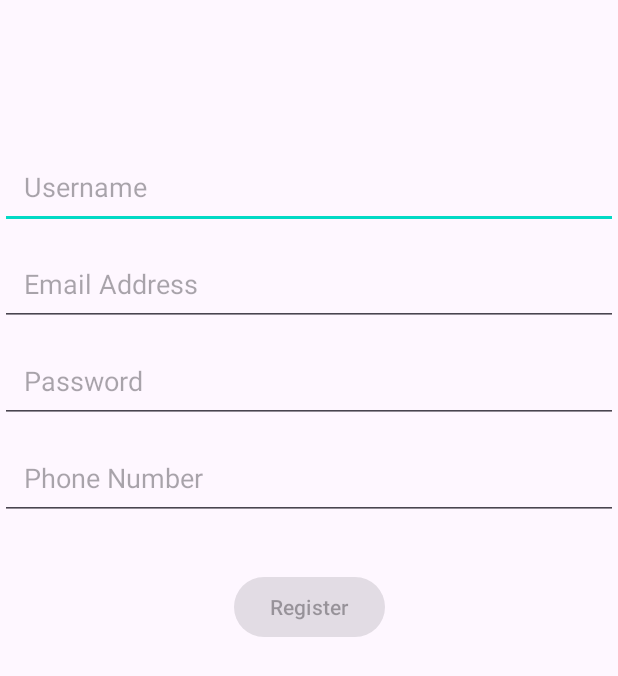
After one commit to lolzxc/Project-Catfish, an Android app: the layout activity_signup.xml on its own in the app's theme, with its tools: preview values and no code run, on a phone screen of 412 x 824 dp. The commit adds this screen. Shown: the top 676 px of the screen. Run offline under Robolectric (Android 15) with nearby library versions, the phone set to English and light mode, and no system bars.

Commit message:
signup changes

```diff
--- a/app/src/main/res/layout-w1240dp/activity_login.xml
+++ b/app/src/main/res/layout-w1240dp/activity_login.xml
@@ -12,7 +12,7 @@
     tools:context=".ui.login.LoginActivity">
 
     <EditText
-        android:id="@+id/username"
+        android:id="@+id/email"
         android:layout_width="0dp"
         android:layout_height="wrap_content"
         android:layout_marginTop="96dp"
@@ -35,7 +35,7 @@
         android:selectAllOnFocus="true"
         app:layout_constraintEnd_toEndOf="parent"
         app:layout_constraintStart_toStartOf="parent"
-        app:layout_constraintTop_toBottomOf="@+id/username" />
+        app:layout_constraintTop_toBottomOf="@+id/email" />
 
     <Button
         android:id="@+id/login"
--- a/app/src/main/res/layout-w936dp/activity_login.xml
+++ b/app/src/main/res/layout-w936dp/activity_login.xml
@@ -18,7 +18,7 @@
         app:layout_constraintStart_toStartOf="parent">
 
         <EditText
-            android:id="@+id/username"
+            android:id="@+id/email"
             android:layout_width="0dp"
             android:layout_height="wrap_content"
             android:layout_marginTop="96dp"
@@ -41,7 +41,7 @@
             android:selectAllOnFocus="true"
             app:layout_constraintEnd_toEndOf="parent"
             app:layout_constraintStart_toStartOf="parent"
-            app:layout_constraintTop_toBottomOf="@+id/username" />
+            app:layout_constraintTop_toBottomOf="@+id/email" />
 
         <Button
             android:id="@+id/login"
--- a/app/src/main/res/layout/activity_login.xml
+++ b/app/src/main/res/layout/activity_login.xml
@@ -8,24 +8,8 @@
 
     tools:context=".ui.login.LoginActivity">
 
-    <com.google.android.material.appbar.AppBarLayout
-        android:layout_width="match_parent"
-        android:layout_height="60dp"
-        app:layout_constraintTop_toTopOf="parent"
-        tools:layout_editor_absoluteX="16dp">
-
-        <com.google.android.material.appbar.MaterialToolbar
-            android:id="@+id/topAppBar"
-            android:layout_width="match_parent"
-            android:layout_height="?attr/actionBarSize"
-            app:title="Log In"
-            app:navigationIcon="@drawable/ic_baseline_arrow_back_24"
-
-            />
-
-    </com.google.android.material.appbar.AppBarLayout>
     <EditText
-        android:id="@+id/username"
+        android:id="@+id/email"
         android:layout_width="0dp"
         android:layout_height="wrap_content"
         android:layout_marginTop="96dp"
@@ -52,7 +36,7 @@
         android:selectAllOnFocus="true"
         app:layout_constraintEnd_toEndOf="parent"
         app:layout_constraintStart_toStartOf="parent"
-        app:layout_constraintTop_toBottomOf="@+id/username"
+        app:layout_constraintTop_toBottomOf="@+id/email"
         android:paddingLeft="@dimen/activity_horizontal_margin"
         android:paddingTop="@dimen/activity_vertical_margin"
         android:paddingRight="@dimen/activity_horizontal_margin"
--- /dev/null
+++ b/app/src/main/res/layout/activity_signup.xml
@@ -0,0 +1,93 @@
+<?xml version="1.0" encoding="utf-8"?>
+<androidx.constraintlayout.widget.ConstraintLayout xmlns:android="http://schemas.android.com/apk/res/android"
+    xmlns:app="http://schemas.android.com/apk/res-auto"
+    xmlns:tools="http://schemas.android.com/tools"
+    android:layout_width="match_parent"
+    android:layout_height="match_parent">
+
+    <EditText
+        android:id="@+id/username"
+        android:layout_width="0dp"
+        android:layout_height="wrap_content"
+        android:layout_marginTop="96dp"
+        android:ems="10"
+        android:hint="Username"
+        android:inputType="textPersonName"
+        android:paddingLeft="@dimen/activity_horizontal_margin"
+        android:paddingTop="@dimen/activity_vertical_margin"
+        android:paddingRight="@dimen/activity_horizontal_margin"
+        android:paddingBottom="@dimen/activity_vertical_margin"
+        android:selectAllOnFocus="true"
+        app:layout_constraintEnd_toEndOf="parent"
+        app:layout_constraintStart_toStartOf="parent"
+        app:layout_constraintTop_toTopOf="parent" />
+
+    <EditText
+        android:id="@+id/email"
+        android:layout_width="0dp"
+        android:layout_height="wrap_content"
+        android:layout_marginTop="8dp"
+        android:hint="Email Address"
+        android:inputType="textEmailAddress"
+        android:paddingLeft="@dimen/activity_horizontal_margin"
+        android:paddingTop="@dimen/activity_vertical_margin"
+        android:paddingRight="@dimen/activity_horizontal_margin"
+        android:paddingBottom="@dimen/activity_vertical_margin"
+        android:selectAllOnFocus="true"
+        app:layout_constraintEnd_toEndOf="parent"
+        app:layout_constraintStart_toStartOf="parent"
+        app:layout_constraintTop_toBottomOf="@+id/username" />
+
+    <EditText
+        android:id="@+id/password"
+        android:layout_width="0dp"
+        android:layout_height="wrap_content"
+        android:layout_marginTop="8dp"
+        android:hint="Password"
+        android:imeActionLabel="@string/action_sign_in_short"
+        android:imeOptions="actionDone"
+        android:inputType="textPassword"
+        android:paddingLeft="@dimen/activity_horizontal_margin"
+        android:paddingTop="@dimen/activity_vertical_margin"
+        android:paddingRight="@dimen/activity_horizontal_margin"
+        android:paddingBottom="@dimen/activity_vertical_margin"
+        android:selectAllOnFocus="true"
+        app:layout_constraintEnd_toEndOf="parent"
+        app:layout_constraintHorizontal_bias="0.0"
+        app:layout_constraintStart_toStartOf="parent"
+        app:layout_constraintTop_toBottomOf="@+id/email" />
+
+    <EditText
+        android:id="@+id/number"
+        android:layout_width="0dp"
+        android:layout_height="wrap_content"
+        android:layout_marginTop="8dp"
+        android:ems="10"
+        android:hint="Phone Number"
+        android:imeActionLabel="@string/action_sign_in_short"
+        android:inputType="number"
+        android:paddingLeft="@dimen/activity_horizontal_margin"
+        android:paddingTop="@dimen/activity_vertical_margin"
+        android:paddingRight="@dimen/activity_horizontal_margin"
+        android:paddingBottom="@dimen/activity_vertical_margin"
+        android:selectAllOnFocus="true"
+        app:layout_constraintEnd_toEndOf="parent"
+        app:layout_constraintStart_toStartOf="parent"
+        app:layout_constraintTop_toBottomOf="@+id/password" />
+
+    <Button
+        android:id="@+id/login"
+        android:layout_width="wrap_content"
+        android:layout_height="wrap_content"
+        android:layout_gravity="start"
+        android:layout_marginTop="16dp"
+        android:layout_marginBottom="64dp"
+        android:enabled="false"
+        android:text="Register"
+        app:layout_constraintBottom_toBottomOf="parent"
+        app:layout_constraintEnd_toEndOf="parent"
+        app:layout_constraintStart_toStartOf="parent"
+        app:layout_constraintTop_toBottomOf="@+id/password"
+        app:layout_constraintVertical_bias="0.2" />
+
+</androidx.constraintlayout.widget.ConstraintLayout>
```
